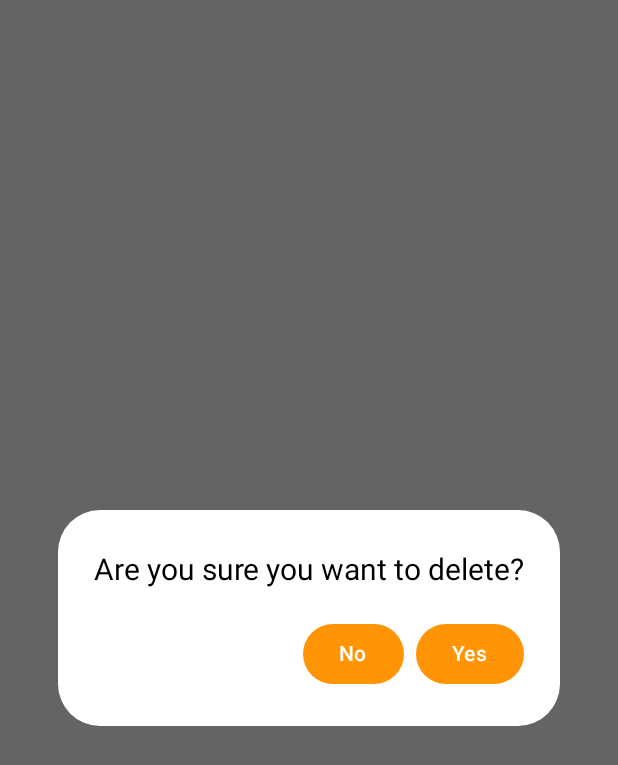
After one commit to rabiakambur/Cookly, an Android app built with Jetpack Compose: the composable FavoriteItemDeletionDialog shown on its own in the app's theme, on a phone screen of 412 x 824 dp. The commit adds this screen. Shown: the top 765 px of the screen. Run offline under Robolectric (Android 15) with nearby library versions, the phone set to English and light mode, and no system bars; network calls fail; 1 statement that could not run was skipped.

Commit message:
Implement favorite deletion dialog

```diff
--- /dev/null
+++ b/app/src/main/java/com/rabiakambur/cookly/favorite/ui/FavoriteItemDeletionDialog.kt
@@ -0,0 +1,64 @@
+package com.rabiakambur.cookly.favorite.ui
+
+import androidx.compose.material3.AlertDialog
+import androidx.compose.material3.Button
+import androidx.compose.material3.ButtonDefaults
+import androidx.compose.material3.Text
+import androidx.compose.runtime.Composable
+import androidx.compose.ui.graphics.Color
+import androidx.compose.ui.res.stringResource
+import androidx.compose.ui.unit.sp
+import com.rabiakambur.cookly.R
+import com.rabiakambur.cookly.main.theme.PrimaryColor
+
+@Composable
+fun FavoriteItemDeletionDialog(
+    shouldShowItemDeletionDialog: (Boolean) -> Unit,
+    onDeleteAction: () -> Unit
+    ) {
+
+    AlertDialog(
+        onDismissRequest = {
+            shouldShowItemDeletionDialog(false)
+        },
+        containerColor = Color.White,
+        title = {
+            Text(
+                text = stringResource(R.string.favorite_item_deletion_dialog_text),
+                fontSize = 20.sp,
+                color = Color.Black
+            )
+        },
+        confirmButton = {
+            Button(
+                onClick = {
+                    shouldShowItemDeletionDialog(false)
+                    onDeleteAction()
+                },
+                colors = ButtonDefaults.buttonColors(
+                    containerColor = PrimaryColor,
+                    contentColor = Color.White
+                )
+            ) {
+                Text(
+                    text = stringResource(R.string.favorite_item_deletion_dialog_positive_button)
+                )
+            }
+        },
+        dismissButton = {
+            Button(
+                onClick = {
+                    shouldShowItemDeletionDialog(false)
+                },
+                colors = ButtonDefaults.buttonColors(
+                    containerColor = PrimaryColor,
+                    contentColor = Color.White
+                )
+            ) {
+                Text(
+                    text = stringResource(R.string.favorite_item_deletion_dialog_negative_button)
+                )
+            }
+        }
+    )
+}
--- a/app/src/main/res/values/strings.xml
+++ b/app/src/main/res/values/strings.xml
@@ -1,3 +1,6 @@
 <resources>
     <string name="app_name">Cookly</string>
+    <string name="favorite_item_deletion_dialog_text">Are you sure you want to delete?</string>
+    <string name="favorite_item_deletion_dialog_positive_button">Yes</string>
+    <string name="favorite_item_deletion_dialog_negative_button">No</string>
 </resources>
```
Also changed, not shown: app/src/main/java/com/rabiakambur/cookly/favorite/ui/FavoriteItem.kt (+40 -0 lines), app/src/main/java/com/rabiakambur/cookly/favorite/ui/FavoriteScreen.kt (+25 -2 lines).
